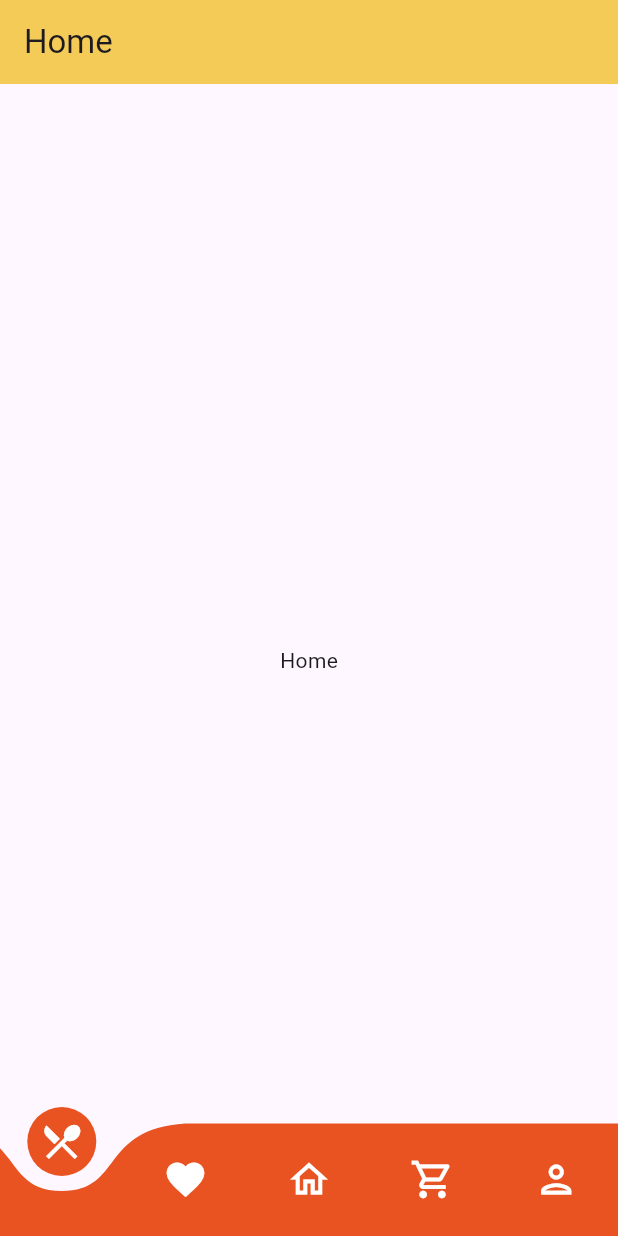
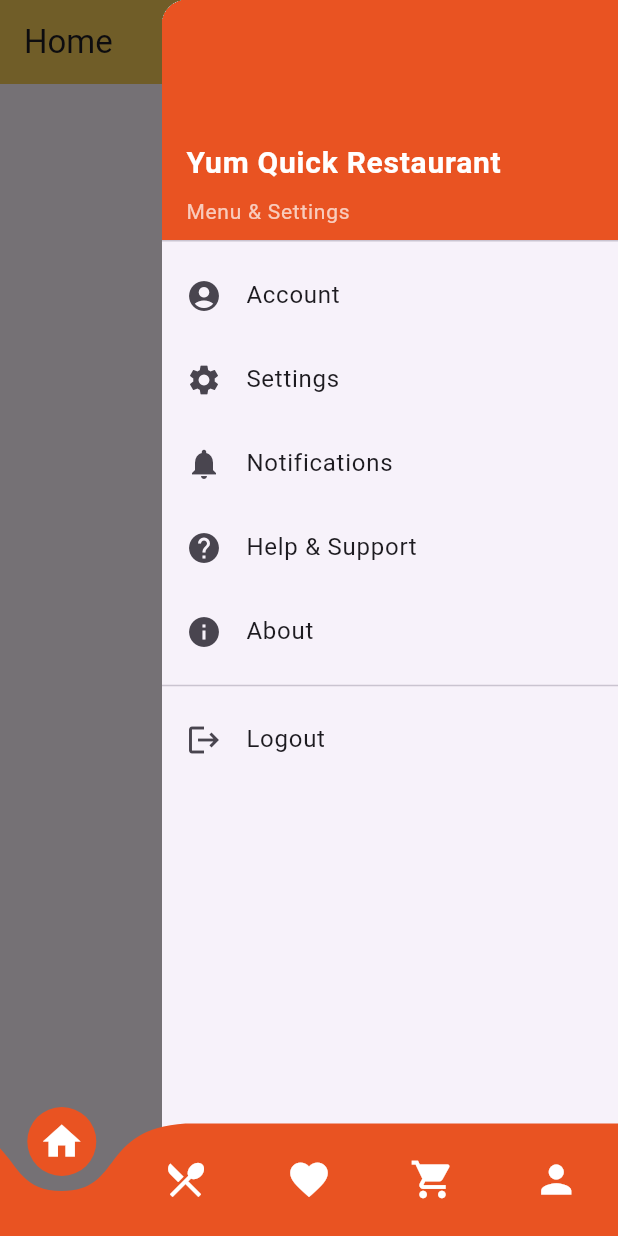
Before and after one commit to asaduzzaman-ashik3/yum-quick-restaurant, a Flutter app: the screen it shows after launch, with the side drawer open (before the commit the screen has no drawer), on a phone screen of 412 x 824 dp. Run offline on Flutter 3.47's test engine with Material 3 defaults, Android fonts, the phone set to English and light mode, and no system bars; drawn by our look-alikes of curved_navigation_bar.

Commit message:
navabr add to all pages

```diff
--- a/lib/main.dart
+++ b/lib/main.dart
@@ -33,24 +33,22 @@ class MyHomePage extends StatefulWidget {
 }
 
 class _MyHomePageState extends State<MyHomePage> {
-  int _page = 2;
+  int _page = 0;
   final GlobalKey<CurvedNavigationBarState> _bottomNavigationKey = GlobalKey();
 
   @override
   Widget build(BuildContext context) {
     return Scaffold(
       extendBody: true,
-
       bottomNavigationBar: CurvedNavigationBar(
         key: _bottomNavigationKey,
         index: 0,
         items: const [
-          Icon(Icons.restaurant_menu_outlined, size: 30, color: Colors.white),
-          Icon(Icons.favorite_outlined, size: 30, color: Colors.white),
-          Icon(Icons.home_outlined, size: 30, color: Colors.white),
-
-          Icon(Icons.shopping_cart_outlined, size: 30, color: Colors.white),
-          Icon(Icons.person_outlined, size: 30, color: Colors.white),
+          Icon(Icons.home, size: 30, color: Colors.white),
+          Icon(Icons.restaurant_menu, size: 30, color: Colors.white),
+          Icon(Icons.favorite, size: 30, color: Colors.white),
+          Icon(Icons.shopping_cart, size: 30, color: Colors.white),
+          Icon(Icons.person, size: 30, color: Colors.white),
         ],
         color: Color(0xFFE95322),
         buttonBackgroundColor: Color(0xFFE95322),
@@ -67,9 +65,9 @@ class _MyHomePageState extends State<MyHomePage> {
       body: IndexedStack(
         index: _page,
         children: [
+          HomeScreen(title: "Home",),
           FoodsScreen(),
           FavouriteScreen(title: "Favourite",),
-          HomeScreen(title: "Home",),
           OrdersScreen(),
           ProfileScreen(),
         ],
--- /dev/null
+++ b/lib/src/navigation/end_drawer.dart
@@ -0,0 +1,92 @@
+import 'package:flutter/material.dart';
+
+class EndDrawer extends StatelessWidget {
+  const EndDrawer({super.key});
+
+  @override
+  Widget build(BuildContext context) {
+    return Drawer(
+      child: ListView(
+        padding: EdgeInsets.zero,
+        children: [
+          DrawerHeader(
+            decoration: BoxDecoration(
+              color: Color(0xFFE95322),
+            ),
+            child: Column(
+              crossAxisAlignment: CrossAxisAlignment.start,
+              mainAxisAlignment: MainAxisAlignment.end,
+              children: [
+                Text(
+                  'Yum Quick Restaurant',
+                  style: TextStyle(
+                    color: Colors.white,
+                    fontSize: 20,
+                    fontWeight: FontWeight.bold,
+                  ),
+                ),
+                SizedBox(height: 8),
+                Text(
+                  'Menu & Settings',
+                  style: TextStyle(
+                    color: Colors.white70,
+                    fontSize: 14,
+                  ),
+                ),
+              ],
+            ),
+          ),
+          ListTile(
+            leading: Icon(Icons.account_circle),
+            title: Text('Account'),
+            onTap: () {
+              Navigator.pop(context);
+              // Navigate to profile or account page
+            },
+          ),
+          ListTile(
+            leading: Icon(Icons.settings),
+            title: Text('Settings'),
+            onTap: () {
+              Navigator.pop(context);
+              // Navigate to settings page
+            },
+          ),
+          ListTile(
+            leading: Icon(Icons.notifications),
+            title: Text('Notifications'),
+            onTap: () {
+              Navigator.pop(context);
+              // Handle notifications
+            },
+          ),
+          ListTile(
+            leading: Icon(Icons.help),
+            title: Text('Help & Support'),
+            onTap: () {
+              Navigator.pop(context);
+              // Handle help and support
+            },
+          ),
+          ListTile(
+            leading: Icon(Icons.info),
+            title: Text('About'),
+            onTap: () {
+              Navigator.pop(context);
+              // Handle about page
+            },
+          ),
+          Divider(),
+          ListTile(
+            leading: Icon(Icons.logout),
+            title: Text('Logout'),
+            onTap: () {
+              Navigator.pop(context);
+              // Handle logout
+            },
+          ),
+        ],
+      ),
+    );
+  }
+}
--- /dev/null
+++ b/lib/src/navigation/main_appbar.dart
@@ -0,0 +1,21 @@
+import 'package:flutter/material.dart';
+
+class MainAppbar extends StatelessWidget implements PreferredSizeWidget {
+  final String title;
+
+  const MainAppbar({
+    super.key,
+    required this.title,
+  });
+
+  @override
+  Size get preferredSize => const Size.fromHeight(kToolbarHeight);
+
+  @override
+  Widget build(BuildContext context) {
+    return AppBar(
+      backgroundColor: const Color(0xFFF5CB58),
+      title: Text(title),
+    );
+  }
+}
--- a/lib/src/screens/home_screen.dart
+++ b/lib/src/screens/home_screen.dart
@@ -1,4 +1,6 @@
 import 'package:flutter/material.dart';
+import 'package:yum_quick_restaurent/src/navigation/end_drawer.dart';
+import 'package:yum_quick_restaurent/src/navigation/main_appbar.dart';
 
 class HomeScreen extends StatelessWidget {
   final String title;
@@ -7,10 +9,8 @@ class HomeScreen extends StatelessWidget {
   @override
   Widget build(BuildContext context) {
     return Scaffold(
-      appBar: AppBar(
-        backgroundColor: Color(0xFFF5CB58),
-        title: Text(title),
-      ),
+      appBar: MainAppbar(title: "Home"),
+        endDrawer: EndDrawer(),
       body: Center(child: Text("Home"),),
     );
   }
```
Also changed, not shown: lib/src/screens/favourite_screen.dart (+5 -5 lines), lib/src/screens/foods_screen.dart (+5 -4 lines), lib/src/screens/orders_screen.dart (+6 -4 lines), lib/src/screens/profile_screen.dart (+5 -3 lines), lib/src/screens/supports_screen.dart (+17 -0 lines).
